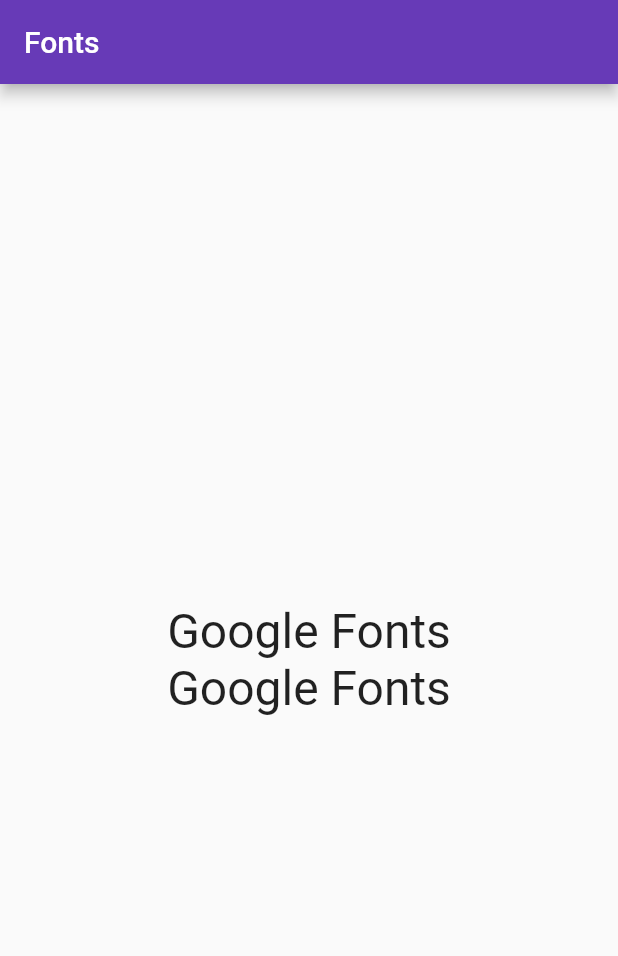
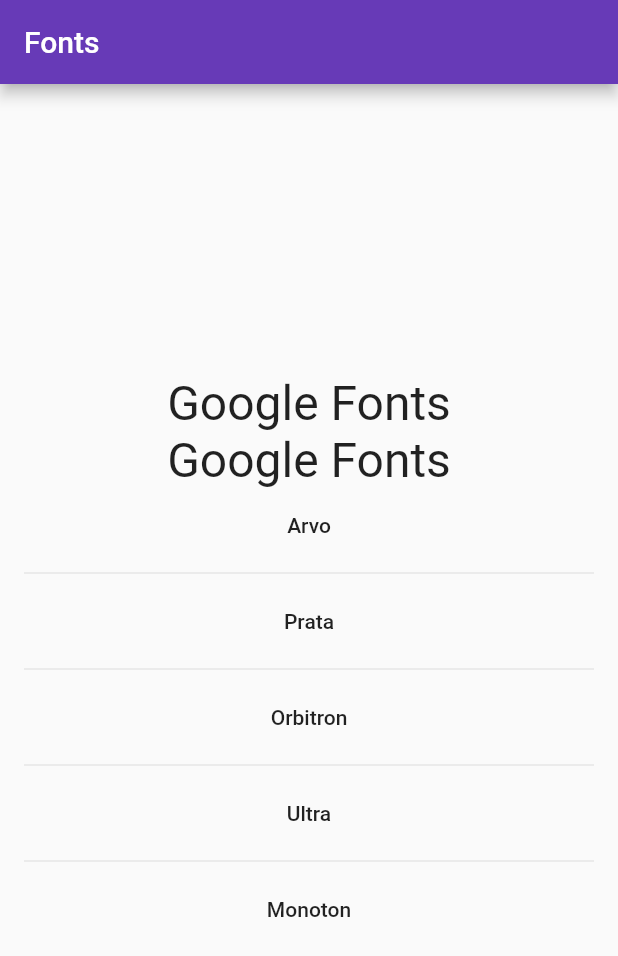
Before and after one commit to rebixpl/flutter_google_fonts, a Flutter app: the screen it shows after launch, on a phone screen of 412 x 824 dp. Shown: the top 956 px of the screen. Run offline on Flutter 3.47's test engine with Material 2 defaults, Android fonts, the phone set to English and light mode, and no system bars; our stand-ins replace google_fonts; Roboto replaces fonts that are missing (Arapey, Arvo, Macondo).

Commit message:
fontt stonks

```diff
--- a/lib/font_screen.dart
+++ b/lib/font_screen.dart
@@ -7,7 +7,6 @@ class FontScreen extends StatefulWidget {
 }
 
 class _FontScreenState extends State<FontScreen> {
-
   String font = 'Arapey';
 
   List<String> fonts = ['Arvo', 'Prata', 'Orbitron', 'Ultra', 'Monoton'];
@@ -31,9 +30,23 @@ class _FontScreenState extends State<FontScreen> {
               Text(
                 'Google Fonts',
                 style: GoogleFonts.getFont(
-                  "Arvo",
+                  font,
                   fontSize: 32.0,
                 ),
+              ),
+              ListView.separated(
+                physics: BouncingScrollPhysics(),
+                shrinkWrap: true,
+                itemBuilder: (context, index) {
+                  return FlatButton(
+                    onPressed: () => setState(() {
+                      font = fonts[index];
+                    }),
+                    child: Text(fonts[index]),
+                  );
+                },
+                separatorBuilder: (context, index) => Divider(),
+                itemCount: fonts.length,
               ),
             ],
           ),
```
